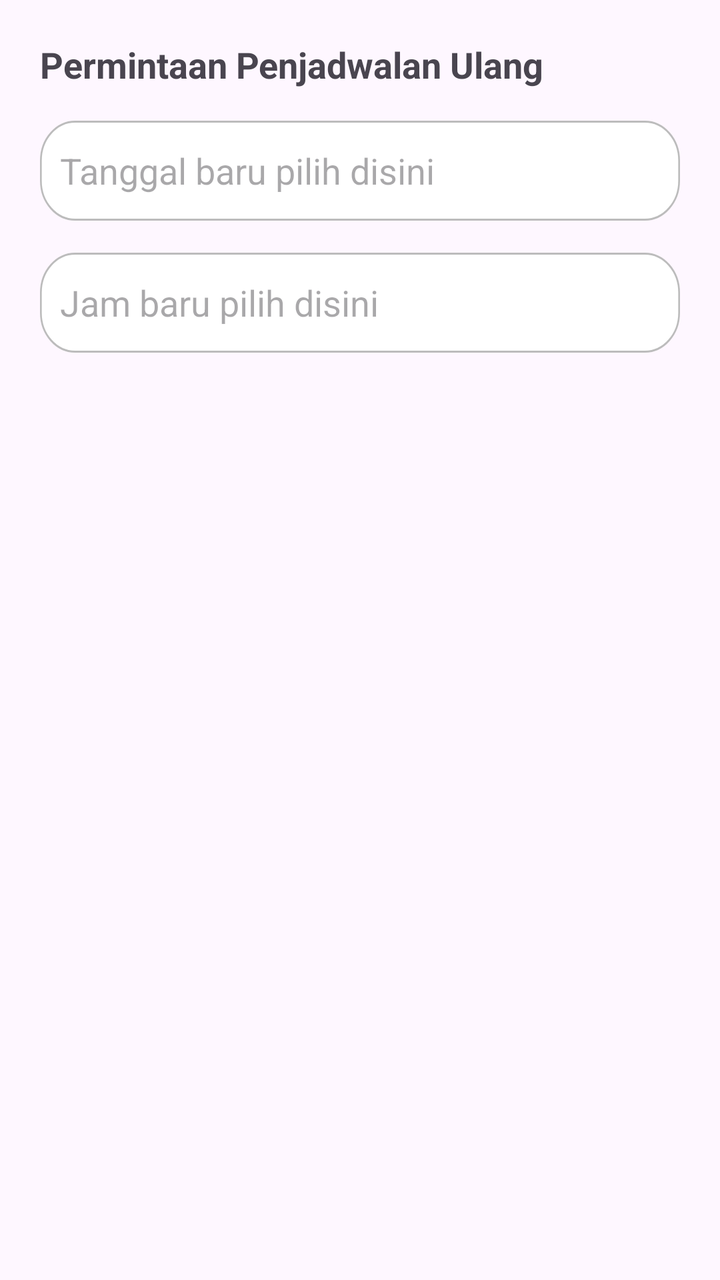
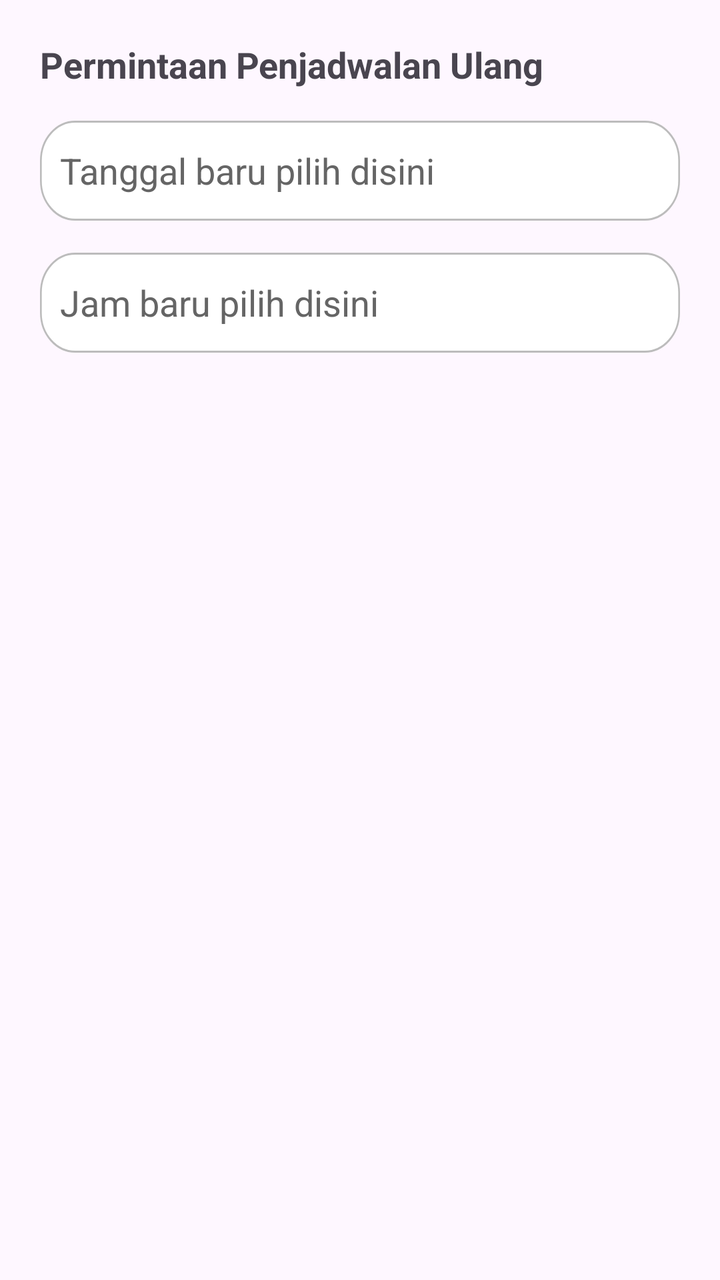

Compare the two renders of this Android layout. The source of the first and the diff that turns it into the second are given below.
<!-- AndroidManifest.xml: application theme Theme.RefroTech -->
<!-- res/layout/dialog_reschedule_request.xml -->
<?xml version="1.0" encoding="utf-8"?>
<LinearLayout xmlns:android="http://schemas.android.com/apk/res/android"
    android:orientation="vertical"
    android:padding="20dp"
    android:layout_width="match_parent"
    android:layout_height="wrap_content">

    <TextView
        android:text="Permintaan Penjadwalan Ulang"
        android:textStyle="bold"
        android:textSize="18sp"
        android:layout_width="match_parent"
        android:layout_height="wrap_content"/>

    <EditText
        android:id="@+id/etNewDate"
        android:layout_width="match_parent"
        android:layout_height="wrap_content"
        android:hint="Tanggal baru pilih disini"
        android:focusable="false"
        android:clickable="true"
        android:padding="10dp"
        android:layout_marginTop="16dp"
        android:background="@drawable/input_box_login"/>

    <EditText
        android:id="@+id/etNewTime"
        android:layout_width="match_parent"
        android:layout_height="wrap_content"
        android:hint="Jam baru pilih disini"
        android:focusable="false"
        android:clickable="true"
        android:padding="10dp"
        android:layout_marginTop="16dp"
        android:background="@drawable/input_box_login"/>

</LinearLayout>
<!-- resources referenced by this layout -->
<resources>
  <!-- drawable input_box_login (drawable) -->
  <vector xmlns:android="http://schemas.android.com/apk/res/android"
      android:width="364dp"
      android:height="50dp"
      android:viewportWidth="364"
      android:viewportHeight="50">
    <path
        android:strokeWidth="1"
        android:pathData="M20,0.5L344,0.5A19.5,19.5 0,0 1,363.5 20L363.5,30A19.5,19.5 0,0 1,344 49.5L20,49.5A19.5,19.5 0,0 1,0.5 30L0.5,20A19.5,19.5 0,0 1,20 0.5z"
        android:fillColor="#ffffff"
        android:strokeColor="#BCBCBC"/>
  </vector>
  <style name="Theme.RefroTech" parent="Base.Theme.RefroTech" />
  <style name="Base.Theme.RefroTech" parent="Theme.Material3.DayNight.NoActionBar">
          
          
      </style>
</resources>

<!-- the commit's change to res/layout/dialog_reschedule_request.xml (unified diff, before → after) -->
@@ -20,6 +20,8 @@
         android:focusable="false"
         android:clickable="true"
         android:padding="10dp"
+        android:textColorHint="@color/Grey"
+        android:textColor="@color/black"
         android:layout_marginTop="16dp"
         android:background="@drawable/input_box_login"/>
 
@@ -28,6 +30,8 @@
         android:layout_width="match_parent"
         android:layout_height="wrap_content"
         android:hint="Jam baru pilih disini"
+        android:textColorHint="@color/Grey"
+        android:textColor="@color/black"
         android:focusable="false"
         android:clickable="true"
         android:padding="10dp"
<!-- resource entries referenced after the edit -->
@@ -1,5 +1,7 @@
 <!-- resources referenced by this layout -->
 <resources>
+  <color name="Grey">#656565</color>
+  <color name="black">#FF000000</color>
   <!-- drawable input_box_login (drawable) -->
   <vector xmlns:android="http://schemas.android.com/apk/res/android"
       android:width="364dp"
